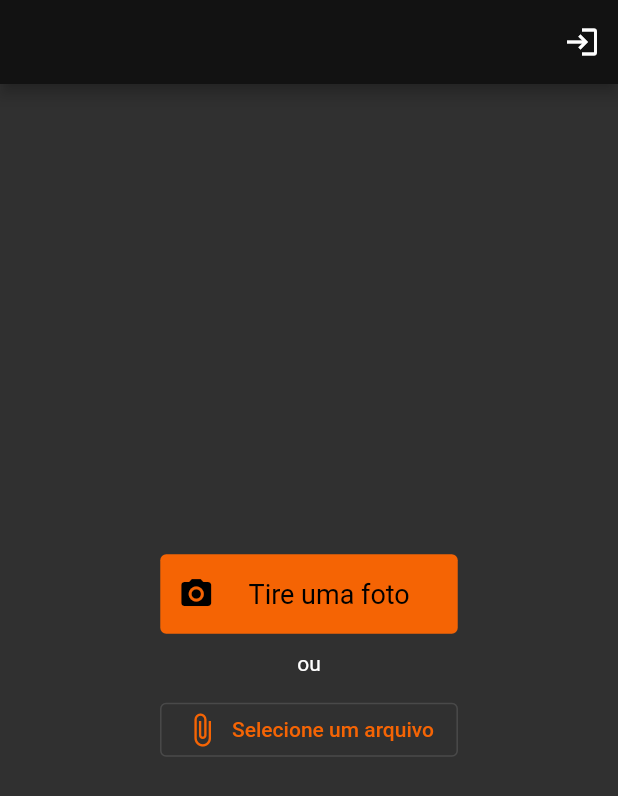
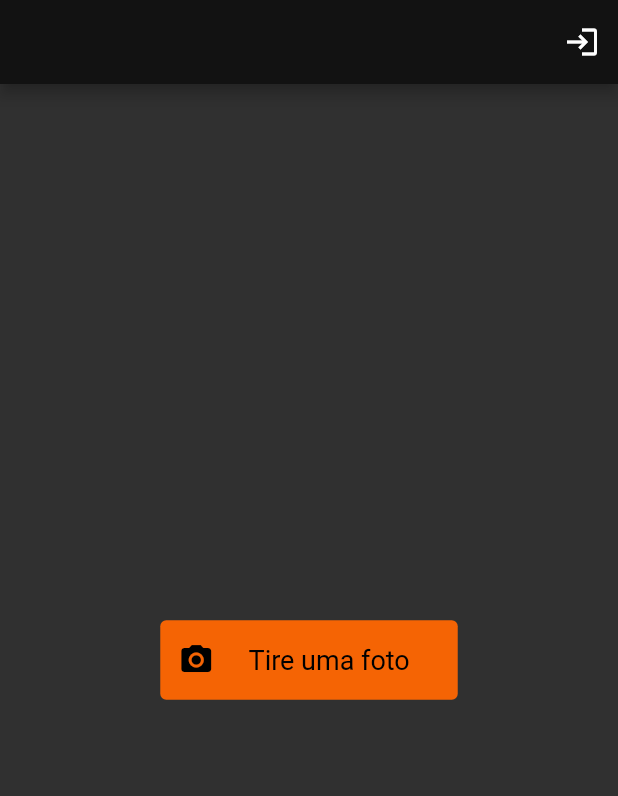
Before and after one commit to TCC-Alerta-Queimadas/alertaqueimadas, a Flutter app: the screen it shows after launch, on a phone screen of 412 x 824 dp. Shown: the top 796 px of the screen. Run offline on Flutter 3.47's test engine with Material 2 defaults, Android fonts, the light colour scheme and no system bars; our stand-ins replace cloud_firestore, firebase_auth, firebase_core, firebase_storage, flutter_compass, geolocator and 1 more; accounts and stored records are empty.

Commit message:
Correcao MainPage

```diff
--- a/lib/pages/main/main_page.dart
+++ b/lib/pages/main/main_page.dart
@@ -57,16 +57,6 @@ class MainPage extends StatelessWidget {
                       textStyle: TextStyle(
                         fontSize: 18,
                       )),
-                ),
-                Padding(
-                  padding: EdgeInsets.all(12.0),
-                  child: Text('ou'),
-                ),
-                OutlinedButton.icon(
-                  icon: Icon(Icons.attach_file),
-                  label: Text('Selecione um arquivo'),
-                  onPressed: () async {
-                    await _denunciar(context);} ,
                 ),
               ],
             ),
```
